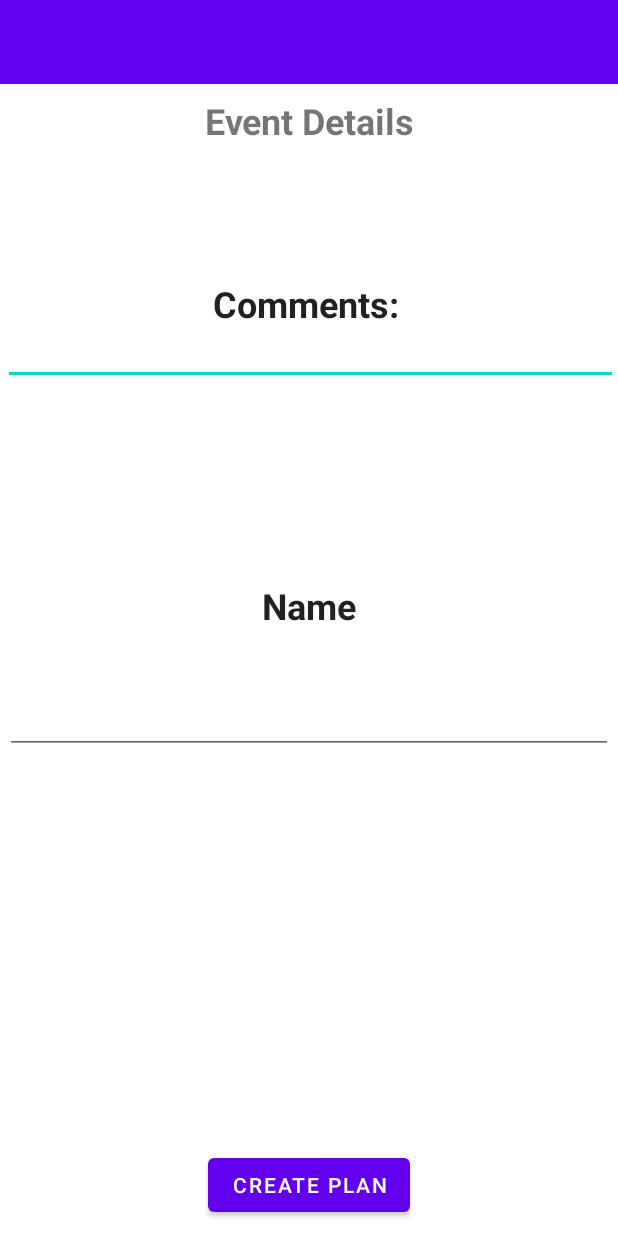
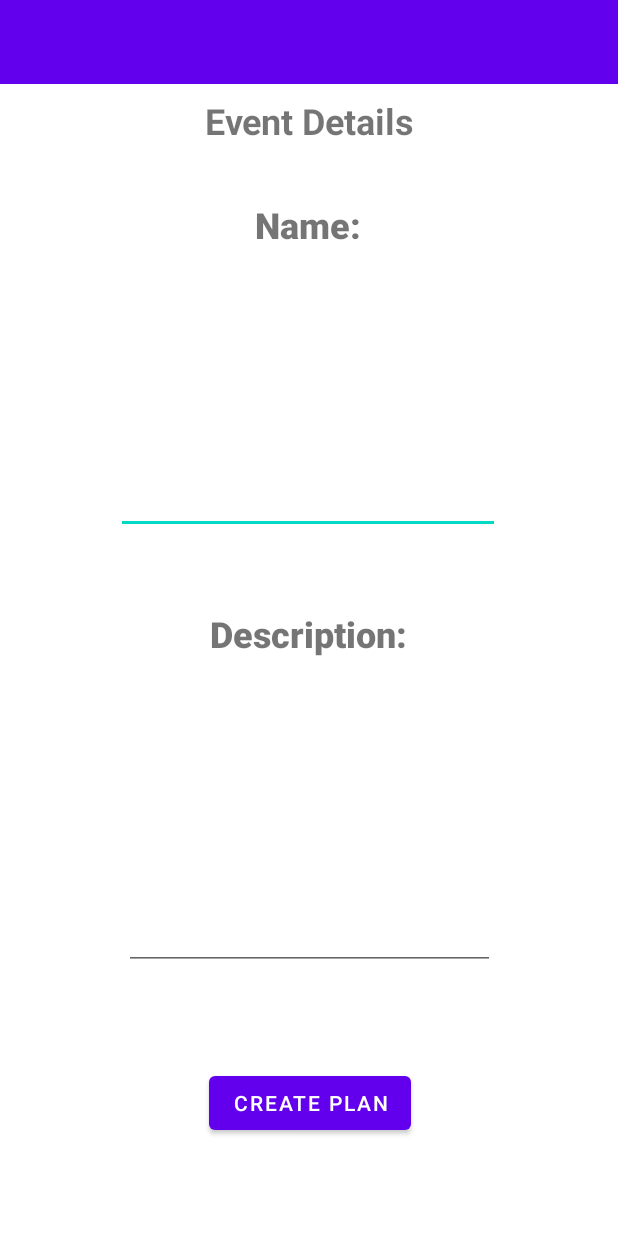
Before and after one commit to magikarrp/SUAV, an Android app: the layout activity_event_details.xml on its own in the app's theme, with its tools: preview values and no code run, on a phone screen of 412 x 824 dp. Run offline under Robolectric (Android 15) with nearby library versions, the phone set to English and light mode, and no system bars; network calls fail.

Commit message:
Create new Event Details Page and add new button to flight planning

```diff
--- a/app/src/main/AndroidManifest.xml
+++ b/app/src/main/AndroidManifest.xml
@@ -55,6 +55,11 @@
                 <category android:name="android.intent.category.DEFAULT" />
             </intent-filter>
         </activity>
+        <activity android:name=".EventDetails">
+            <intent-filter>
+                <category android:name="android.intent.category.DEFAULT" />
+            </intent-filter>
+        </activity>
 
     </application>
 
--- a/app/src/main/java/com/example/suav/FlightBriefing.java
+++ b/app/src/main/java/com/example/suav/FlightBriefing.java
@@ -161,6 +161,9 @@ public class FlightBriefing extends Activity {
                 }
             }
 
+            // Make sure first letter is capitalized
+            ruleString = Character.toUpperCase(ruleString.charAt(0)) + ruleString.substring(1);
+
             // Counts the number of rules that user's plan violates in each ruleset and displays them to the user
             int violationCount = 0;
             for(AirMapRule rule : ruleset.getRules()) {
--- a/app/src/main/res/layout/activity_event_details.xml
+++ b/app/src/main/res/layout/activity_event_details.xml
@@ -10,21 +10,19 @@
         android:id="@+id/profile_toolbar"
         android:layout_width="match_parent"
         android:layout_height="wrap_content"
-        android:layout_marginBottom="249dp"
         android:background="?attr/colorPrimary"
         android:minHeight="?attr/actionBarSize"
         android:theme="?attr/actionBarTheme"
-        app:layout_constraintBottom_toTopOf="@+id/editTextTextPersonName2"
         app:layout_constraintEnd_toEndOf="parent"
         app:layout_constraintStart_toStartOf="parent"
         app:layout_constraintTop_toTopOf="parent" />
 
     <TextView
-        android:id="@+id/textView"
+        android:id="@+id/txtEventTitle"
         android:layout_width="402dp"
         android:layout_height="45dp"
         android:layout_marginTop="8dp"
-        android:text="Event Details"
+        android:text="@string/event_title"
         android:textAlignment="center"
         android:textSize="24sp"
         android:textStyle="bold"
@@ -37,45 +35,68 @@
         android:layout_width="wrap_content"
         android:layout_height="wrap_content"
         android:layout_margin="10dp"
-        android:layout_marginBottom="41dp"
+        android:layout_marginBottom="36dp"
         android:onClick="createPlan"
         android:text="@string/planning_submit"
         app:layout_constraintBottom_toBottomOf="parent"
         app:layout_constraintEnd_toEndOf="parent"
-        app:layout_constraintStart_toStartOf="parent" />
+        app:layout_constraintHorizontal_bias="0.503"
+        app:layout_constraintStart_toStartOf="parent"
+        app:layout_constraintTop_toBottomOf="@+id/edtEventDescription" />
 
-    <EditText
-        android:id="@+id/editTextTextPersonName"
-        android:layout_width="410dp"
-        android:layout_height="107dp"
-        android:layout_marginTop="40dp"
-        android:ems="10"
-        android:inputType="textPersonName"
-        android:text="Comments: "
-        android:textAlignment="center"
+    <TextView
+        android:id="@+id/txtEventDetailsName"
+        android:layout_width="wrap_content"
+        android:layout_height="wrap_content"
+        android:fontFamily="sans-serif-black"
+        android:text="@string/event_name"
         android:textSize="24sp"
         android:textStyle="bold"
+        app:layout_constraintBottom_toTopOf="@+id/txtEventDescription"
         app:layout_constraintEnd_toEndOf="parent"
-        app:layout_constraintHorizontal_bias="1.0"
+        app:layout_constraintHorizontal_bias="0.498"
         app:layout_constraintStart_toStartOf="parent"
-        app:layout_constraintTop_toBottomOf="@+id/textView" />
+        app:layout_constraintTop_toBottomOf="@+id/txtEventTitle"
+        app:layout_constraintVertical_bias="0.092" />
 
-    <EditText
-        android:id="@+id/editTextTextPersonName2"
-        android:layout_width="0dp"
-        android:layout_height="0dp"
-        android:layout_marginStart="3dp"
-        android:layout_marginEnd="3dp"
-        android:layout_marginBottom="321dp"
-        android:ems="10"
-        android:inputType="textPersonName"
-        android:text="Name"
-        android:textAlignment="center"
+    <TextView
+        android:id="@+id/txtEventDescription"
+        android:layout_width="wrap_content"
+        android:layout_height="wrap_content"
+        android:fontFamily="sans-serif-black"
+        android:text="@string/event_description"
         android:textSize="24sp"
         android:textStyle="bold"
         app:layout_constraintBottom_toBottomOf="parent"
         app:layout_constraintEnd_toEndOf="parent"
+        app:layout_constraintHorizontal_bias="0.498"
         app:layout_constraintStart_toStartOf="parent"
-        app:layout_constraintTop_toBottomOf="@+id/profile_toolbar" />
+        app:layout_constraintTop_toBottomOf="@+id/txtEventTitle"
+        app:layout_constraintVertical_bias="0.435" />
+
+    <EditText
+        android:id="@+id/edtEventDetailsName"
+        android:layout_width="256dp"
+        android:layout_height="163dp"
+        android:ems="10"
+        android:inputType="textMultiLine"
+        app:layout_constraintBottom_toTopOf="@+id/txtEventDescription"
+        app:layout_constraintEnd_toEndOf="parent"
+        app:layout_constraintHorizontal_bias="0.497"
+        app:layout_constraintStart_toStartOf="parent"
+        app:layout_constraintTop_toBottomOf="@+id/txtEventDetailsName"
+        app:layout_constraintVertical_bias="0.345" />
+
+    <EditText
+        android:id="@+id/edtEventDescription"
+        android:layout_width="247dp"
+        android:layout_height="154dp"
+        android:ems="10"
+        android:inputType="textMultiLine"
+        app:layout_constraintBottom_toBottomOf="parent"
+        app:layout_constraintEnd_toEndOf="parent"
+        app:layout_constraintStart_toStartOf="parent"
+        app:layout_constraintTop_toBottomOf="@+id/txtEventDescription"
+        app:layout_constraintVertical_bias="0.234" />
 
 </androidx.constraintlayout.widget.ConstraintLayout>
--- a/app/src/main/res/values/strings.xml
+++ b/app/src/main/res/values/strings.xml
@@ -41,6 +41,7 @@
     <!-- Planning Activity -->
     <string name="planning_title">Flight Planning</string>
     <string name="planning_submit">Create Plan</string>
+    <string name="planning_new_event">Create Event</string>
     <string name="planning_altitude">Max. Altitude</string>
     <string name="planning_units">(meters)</string>
     <string name="planning_date">Date</string>
@@ -586,4 +587,9 @@
 
     <!-- Extrusion color expression highlight -->
     <string name="tap_on_building_to_highlight">Tap on a building to highlight it</string>
+
+    <!-- Event Details Activity -->
+    <string name="event_title">Event Details</string>
+    <string name="event_name">Name:</string>
+    <string name="event_description">Description:</string>
 </resources>
```
Also changed, not shown: app/src/main/java/com/example/suav/EventDetails.java (+11 -9 lines), app/src/main/java/com/example/suav/FlightPlanning.java (+25 -8 lines), app/src/main/res/layout/activity_flight.xml (+23 -0 lines).
